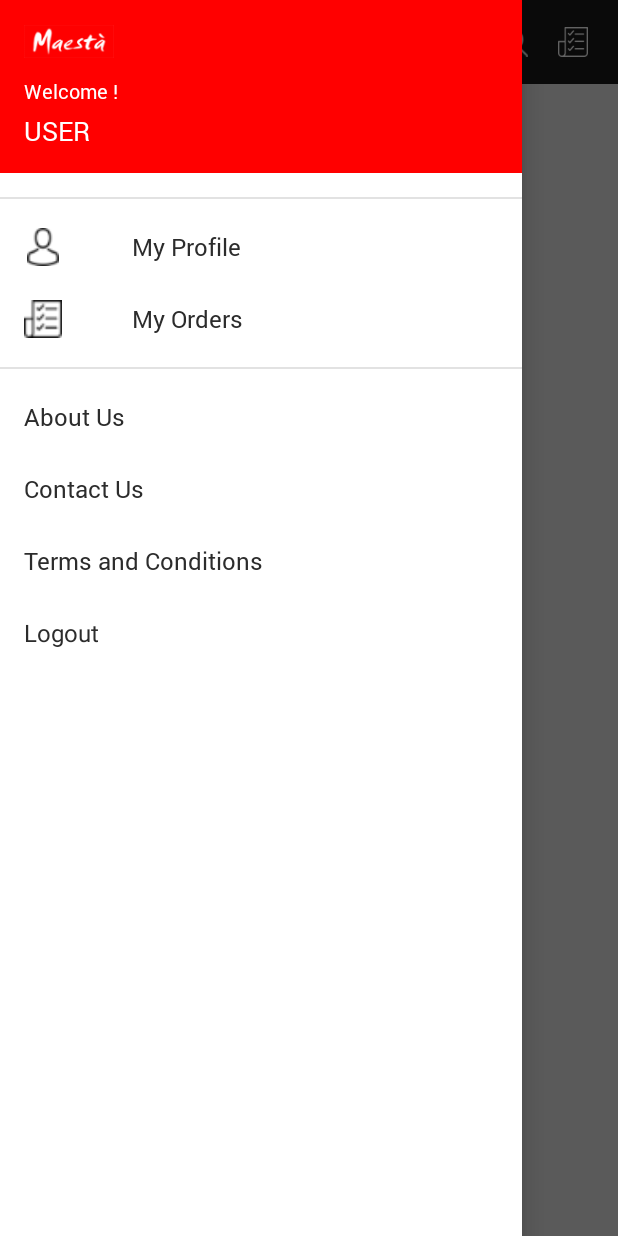
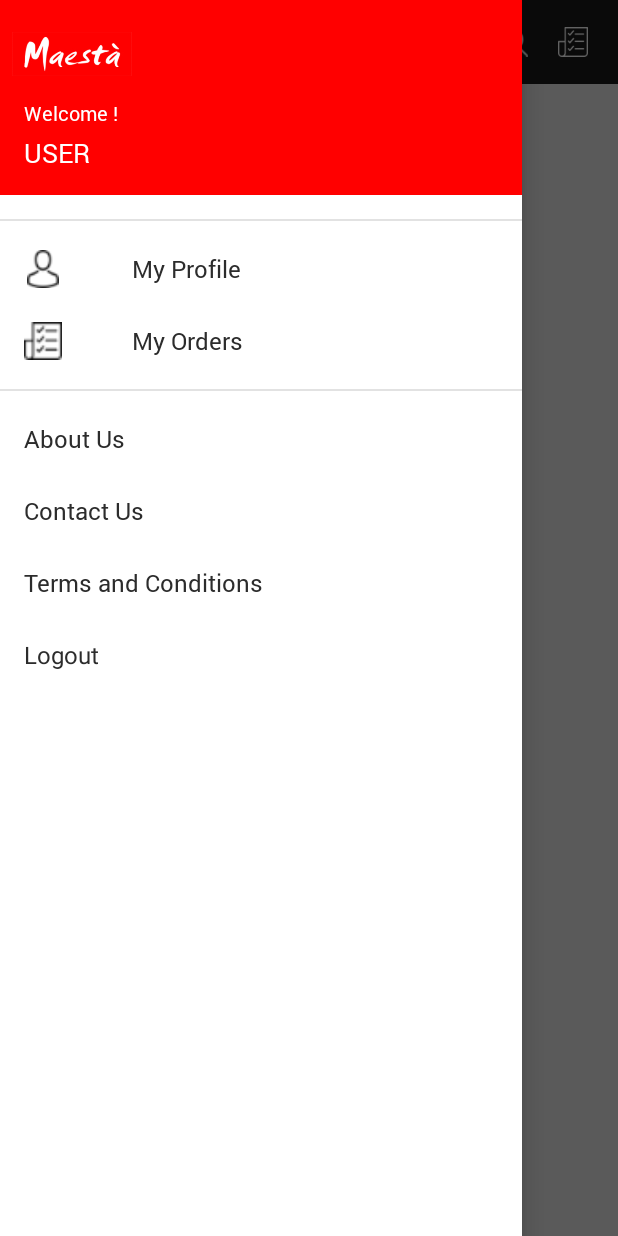
Before and after one commit to vikesh-jhajhria/Maesta, an Android app: the HomeActivity screen opened directly, with no data from a screen before it, with the side drawer open, on a phone screen of 412 x 824 dp. Run offline under Robolectric (Android 15) with nearby library versions, the light colour scheme and no system bars; libraries missing offline, so code that uses them is left out: com.bartoszlipinski.recyclerviewheader2; plain views replace MaterialRippleLayout, RecyclerViewHeader; pictures from the network do not load; 2 statements that could not run were skipped.

Commit message:
25-8-2016

```diff
--- a/app/src/main/res/layout/layout_nav_header.xml
+++ b/app/src/main/res/layout/layout_nav_header.xml
@@ -10,10 +10,10 @@
 
     <ImageView
         android:id="@+id/img_user"
-        android:layout_width="60dp"
-        android:layout_height="wrap_content"
-        android:layout_marginLeft="@dimen/margin_16"
-        android:src="@drawable/home_logo" />
+        android:layout_width="80dp"
+        android:layout_height="40dp"
+android:layout_marginLeft="@dimen/margin_8"
+        android:src="@drawable/maestro_logo" />
 
     <TextView
         android:id="@+id/txt_welcome"
@@ -21,7 +21,7 @@
         android:layout_height="wrap_content"
         android:layout_below="@id/img_user"
         android:layout_marginLeft="@dimen/margin_16"
-        android:layout_marginTop="@dimen/margin_12"
+        android:layout_marginTop="@dimen/margin_10"
         android:text="@string/welcome"
         android:textColor="@color/white"
         android:textSize="@dimen/font_18" />
--- a/app/src/main/res/layout/layout_order_recycleview.xml
+++ b/app/src/main/res/layout/layout_order_recycleview.xml
@@ -30,12 +30,10 @@
             android:layout_width="match_parent"
             android:layout_height="match_parent"
             android:layout_above="@+id/ll_bottom_button"
-            android:layout_alignParentTop="true"
             android:paddingBottom="@dimen/margin_12"
             android:paddingLeft="@dimen/margin_7"
             android:paddingRight="@dimen/margin_7"
             android:paddingTop="@dimen/margin_5"
-
             app:layout_behavior="@string/appbar_scrolling_view_behavior" />
 
 
@@ -68,6 +66,7 @@
                     android:layout_alignParentRight="true"
                     android:layout_marginLeft="5dp"
                     android:text="0.00"
+                    android:textStyle="bold"
                     android:textColor="@color/colorAccent"
                     android:textSize="@dimen/font_22" />
             </RelativeLayout>
```
Also changed, not shown: app/src/main/res/layout/item_order_history_detail.xml (+3 -4 lines).
